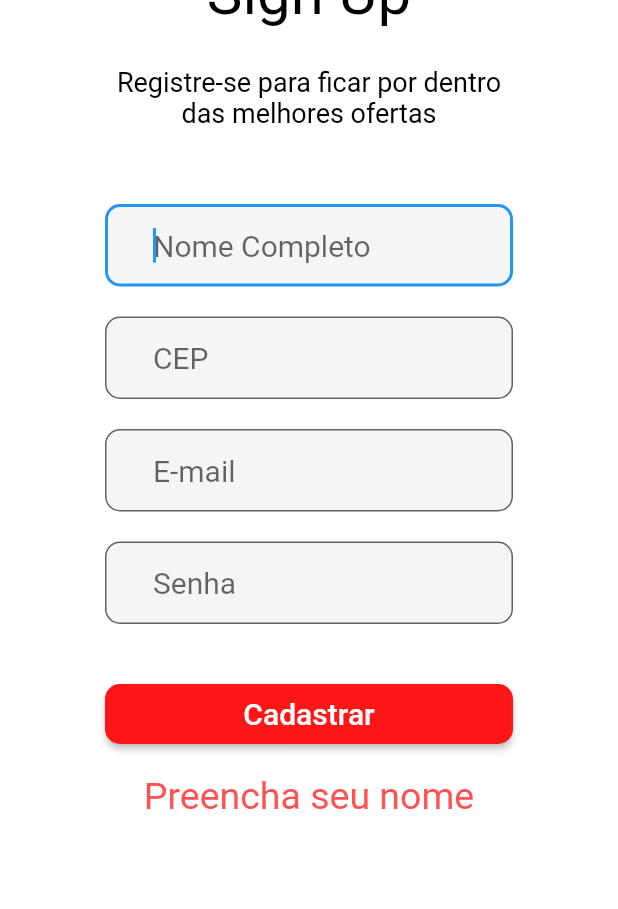
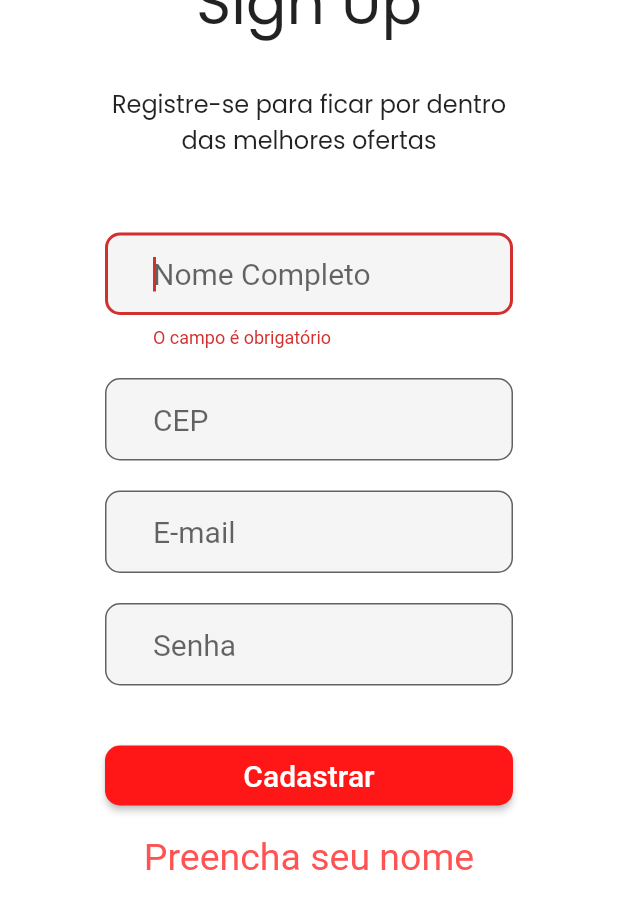
Before and after one commit to Murilou170/AeconomyPub, a Flutter app: the RegisterPage screen opened directly, scrolled down 176 dp, after a tap on "Cadastrar", on a phone screen of 412 x 824 dp. Shown: the top 909 px of the screen. Run offline on Flutter 3.47's test engine with Material 2 defaults, Android fonts, the phone set to English and light mode, and no system bars; our stand-ins replace cloud_firestore, firebase_auth, firebase_core, google_fonts; accounts and stored records are empty.

Commit message:
fontes e ajusetes no cadastro

```diff
--- a/lib/app/modules/register/components/register_forms.dart
+++ b/lib/app/modules/register/components/register_forms.dart
@@ -19,6 +19,15 @@ class _RegisterFormsState extends State<RegisterForms> {
   TextEditingController _controllerSenha = TextEditingController();
   String _mensagemErro = "";
 
+  // String? validadeCep(String? _controllercep) {
+  //   if (_controllercep?.length != 9) {
+  //     return 'Digite um Cep Válido';
+  //   } else {
+  //     return Scaffold.of(context).showSnackBar(snackbar);
+  //   }
+  //   return null;
+  // }
+
   _validarCampos() {
     String nome = _controllerNome.text;
     String cep = _controllercep.text;
@@ -35,7 +44,6 @@ class _RegisterFormsState extends State<RegisterForms> {
 
             Usuario usuario = Usuario(nome, cep, email, senha);
             usuario.nome = nome;
-
             usuario.cep = cep;
             usuario.email = email;
             usuario.senha = senha;
@@ -91,6 +99,8 @@ class _RegisterFormsState extends State<RegisterForms> {
     });
   }
 
+  final _formKey = GlobalKey<FormState>();
+
   @override
   Widget build(BuildContext context) {
     return Container(
@@ -98,8 +108,15 @@ class _RegisterFormsState extends State<RegisterForms> {
       child: Column(
         crossAxisAlignment: CrossAxisAlignment.start,
         children: [
-          TextField(
+          Form(
+            key: _formKey,
+            child: TextFormField(
               controller: _controllerNome,
+              validator: (_controllerNome) {
+                if (_controllerNome!.isEmpty) return 'O campo é obrigatório';
+                if (_controllerNome.length < 5) return 'O campo é muito curto';
+                return null;
+              },
               autofocus: true,
               keyboardType: TextInputType.text,
               style: TextStyle(fontSize: 20),
@@ -112,10 +129,22 @@ class _RegisterFormsState extends State<RegisterForms> {
                     OutlineInputBorder(borderRadius: BorderRadius.circular(10)),
               ),
             ),
+          ),
           SizedBox(height: 20),
-          TextField(
+          TextFormField(
             controller: _controllercep,
             autofocus: true,
+            // validator: validadeCep,
+            onChanged: (_controllercep) {
+              if (_formKey.currentState!.validate()) {
+                ScaffoldMessenger.of(context).showSnackBar(
+                  SnackBar(
+                    content: Text('Cep incorreto'),
+                    duration: Duration(seconds: 2),
+                  ),
+                );
+              }
+            },
             keyboardType: TextInputType.streetAddress,
             style: TextStyle(fontSize: 20),
             decoration: InputDecoration(
@@ -172,11 +201,18 @@ class _RegisterFormsState extends State<RegisterForms> {
                   ),
                 ),
                 onPressed: () {
+                  if (_formKey.currentState!.validate()) {
+                    Scaffold.of(context).showSnackBar(
+                      SnackBar(
+                        content: Text('Enviando dados para o servidor...'),
+                        duration: Duration(seconds: 2),
+                      ),
+                    );
+                  }
                   _validarCampos();
                 },
                 style: ElevatedButton.styleFrom(
                   primary: Color(0xffFF1717),
-
                   shape: RoundedRectangleBorder(
                     borderRadius: BorderRadius.circular(10),
                   ),
--- a/lib/app/modules/register/pages/register_page.dart
+++ b/lib/app/modules/register/pages/register_page.dart
@@ -1,6 +1,7 @@
 import 'package:aeconomy/app/modules/register/components/register_forms.dart';
 import 'package:aeconomy/shared_components/appbars/OutsideAppBar.dart';
 import 'package:flutter/material.dart';
+import 'package:google_fonts/google_fonts.dart';
 
 class RegisterPage extends StatefulWidget {
   const RegisterPage({Key? key}) : super(key: key);
@@ -16,11 +17,6 @@ class _RegisterPageState extends State<RegisterPage> {
       body: SingleChildScrollView(
         child: Container(
           color: Colors.white,
-          // decoration: BoxDecoration(
-          //     gradient: LinearGradient(colors: [
-          //   Color.fromRGBO(255, 50, 0, 0.5),
-          //   Color.fromRGBO(255, 188, 117, 0.5)
-          // ])),
           height: 1000,
           child: Column(
             children: [
@@ -46,8 +42,7 @@ class _RegisterPageState extends State<RegisterPage> {
                         children: [
                           Text(
                             'Sign Up',
-                            style: TextStyle(
-                              color: Colors.black,
+                            style: GoogleFonts.poppins(
                               fontSize: 40,
                             ),
                           ),
@@ -56,13 +51,13 @@ class _RegisterPageState extends State<RegisterPage> {
                             margin: EdgeInsets.symmetric(horizontal: 50),
                             child: Center(
                               child: Text(
-                                'Registre-se para ficar por dentro das melhores ofertas',
-                                textAlign: TextAlign.center,
-                                style: TextStyle(
-                                  color: Colors.black,
-                                  fontSize: 18,
-                                ),
-                              ),
+                                  'Registre-se para ficar por dentro das melhores ofertas',
+                                  textAlign: TextAlign.center,
+                                  style: GoogleFonts.poppins(
+                                    fontStyle: FontStyle.normal,
+                                    fontSize: 16,
+                                    fontWeight: FontWeight.normal,
+                                  )),
                             ),
                           ),
                           SizedBox(height: 50),
```
Also changed, not shown: pubspec.yaml (+11 -3 lines), assets/fonts/Poppins-BlackItalic.ttf (added), assets/fonts/Poppins-ExtraBold.ttf (added), assets/fonts/Poppins-ExtraLight.ttf (added), assets/fonts/Poppins-Light.ttf (added), assets/fonts/Poppins-Regular.ttf (added), assets/fonts/Poppins-SemiBold.ttf (added), pubspec.lock. Lines whose indentation alone changed are shown as unchanged.
